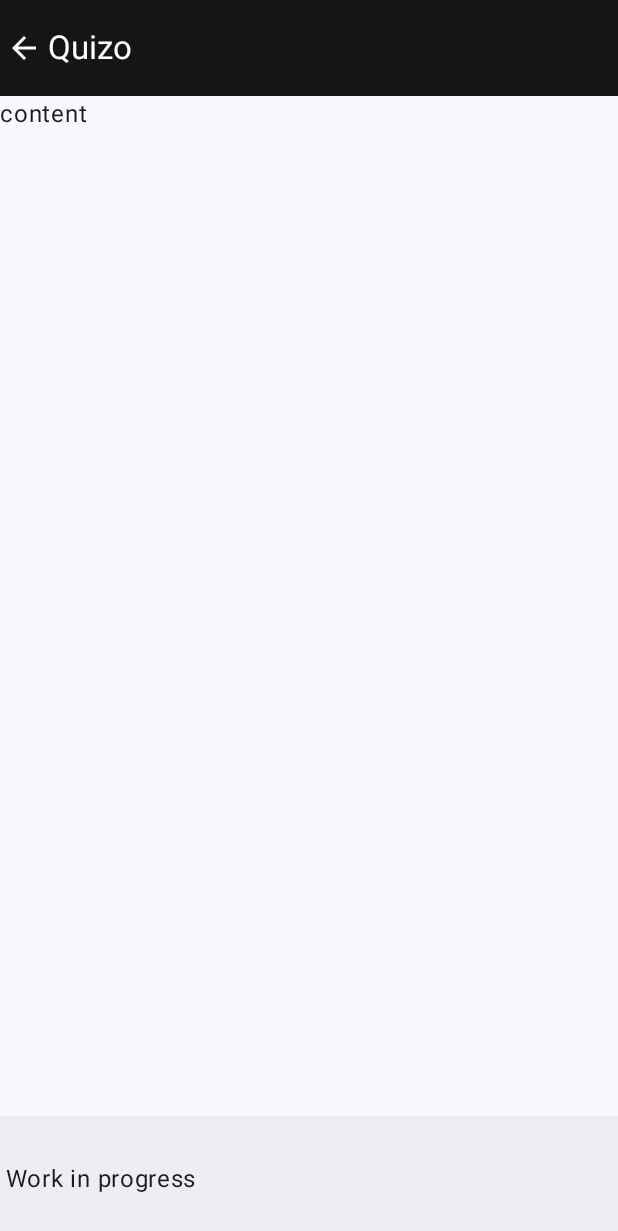
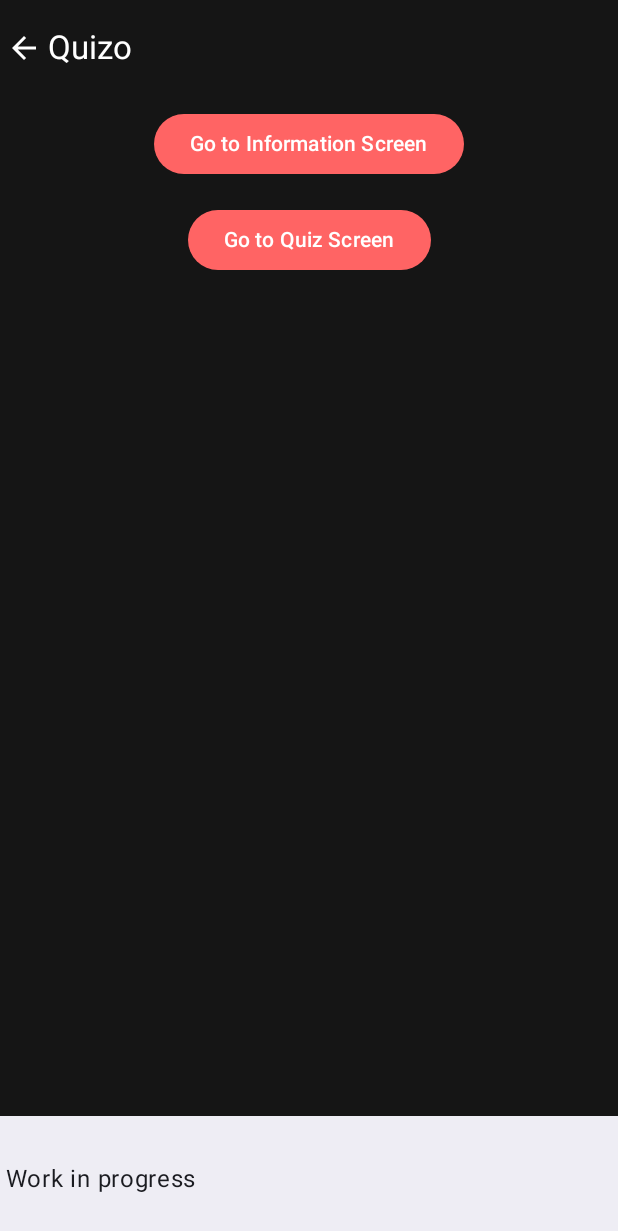
Before and after one commit to Alexandre121298/Quizo-KotlinProject, an Android app built with Jetpack Compose: the screen it shows after launch (MainActivity), on a phone screen of 412 x 824 dp. Shown: the top 1231 px of the screen. Run offline under Robolectric (Android 15) with nearby library versions, the phone set to English and light mode, and no system bars.

Commit message:
AJout de l'ecran principal

```diff
--- a/app/build.gradle.kts
+++ b/app/build.gradle.kts
@@ -70,4 +70,8 @@ dependencies {
     debugImplementation("androidx.compose.ui:ui-test-manifest")
     implementation(platform("com.google.firebase:firebase-bom:32.3.1"))
     implementation("com.google.firebase:firebase-messaging-ktx")
+    implementation("androidx.navigation:navigation-runtime-ktx:2.4.0")
+    implementation("androidx.navigation:navigation-compose:2.4.0")
+    implementation("androidx.navigation:navigation-common-ktx:2.4.0")
+
 }
--- a/app/src/main/java/fr/upjv/quizo/ui/MainActivity.kt
+++ b/app/src/main/java/fr/upjv/quizo/ui/MainActivity.kt
@@ -4,6 +4,7 @@ import android.os.Bundle
 import androidx.activity.ComponentActivity
 import androidx.activity.compose.setContent
 import androidx.compose.foundation.background
+import androidx.compose.foundation.layout.Box
 import androidx.compose.foundation.layout.fillMaxSize
 import androidx.compose.foundation.layout.padding
 import androidx.compose.material.icons.Icons
@@ -24,7 +25,9 @@ import androidx.compose.ui.graphics.Color
 import androidx.compose.ui.res.colorResource
 import androidx.compose.ui.res.stringResource
 import androidx.compose.ui.tooling.preview.Preview
+import androidx.navigation.compose.rememberNavController
 import fr.upjv.quizo.R
+import fr.upjv.quizo.ui.navigation.HomeNavHost
 import fr.upjv.quizo.ui.theme.QuizoTheme
 
 @OptIn(ExperimentalMaterial3Api::class)
@@ -35,6 +38,7 @@ class MainActivity : ComponentActivity() {
     override fun onCreate(savedInstanceState: Bundle?) {
         super.onCreate(savedInstanceState)
         setContent {
+            val navController = rememberNavController()
             QuizoTheme {
                 Scaffold(
                     topBar = {
@@ -57,11 +61,11 @@ class MainActivity : ComponentActivity() {
                         BottomAppBar { Text("Work in progress") }
                     },
                 )
-                { paddingValues ->
-                    Text(
-                        modifier = Modifier.padding(paddingValues),
-                        text = "content"
-                    )
+                {
+                    Box(modifier = Modifier.fillMaxSize().padding(it).background(DarkGrey))
+                    {
+                        HomeNavHost(navController = navController)
+                    }
                 }
 
             }
--- /dev/null
+++ b/app/src/main/java/fr/upjv/quizo/ui/navigation/ApplicationNavigation.kt
@@ -0,0 +1,52 @@
+package fr.upjv.quizo.ui.navigation
+
+import androidx.compose.runtime.Composable
+import androidx.navigation.NavGraphBuilder
+import androidx.navigation.NavHostController
+import androidx.navigation.compose.NavHost
+import androidx.navigation.compose.composable
+import androidx.navigation.compose.rememberNavController
+import fr.upjv.quizo.ui.screen.MainScreen
+
+object NavigationPath {
+    const val MAIN_SCREEN = "main_screen"
+    const val INFORMATION_SCREEN = "Information_screen"
+    const val QUIZ_SCREEN = "quiz_screen"
+}
+
+fun NavGraphBuilder.addMainScreenNav(
+    onButtonClick: () -> Unit,
+    onButtonClick2: () -> Unit,
+) {
+    composable(
+        route = NavigationPath.MAIN_SCREEN
+    ) {
+        MainScreen(
+            onButtonClick = {
+                onButtonClick()
+            },
+
+            onButtonClick2 = {
+                onButtonClick2()
+            }
+        )
+    }
+}
+
+
+@Composable
+fun HomeNavHost(
+    navController: NavHostController = rememberNavController(),
+) {
+    NavHost(
+        navController = navController,
+        startDestination = NavigationPath.MAIN_SCREEN,
+    ) {
+        addMainScreenNav(
+            onButtonClick = {navController.navigate(NavigationPath.INFORMATION_SCREEN)},
+            onButtonClick2 = {navController.navigate(NavigationPath.QUIZ_SCREEN)}
+        )
+        //addListScreenNavigation()
+        //addQuoteScreenNavigation()
+    }
+}
--- /dev/null
+++ b/app/src/main/java/fr/upjv/quizo/ui/screen/MainScreen.kt
@@ -0,0 +1,46 @@
+package fr.upjv.quizo.ui.screen
+
+import androidx.compose.foundation.layout.Column
+import androidx.compose.foundation.layout.fillMaxSize
+import androidx.compose.foundation.layout.padding
+import androidx.compose.material3.Button
+import androidx.compose.material3.ButtonDefaults
+import androidx.compose.material3.Text
+import androidx.compose.runtime.Composable
+import androidx.compose.ui.Alignment
+import androidx.compose.ui.Modifier
+import androidx.compose.ui.graphics.Color
+import androidx.compose.ui.unit.dp
+import fr.upjv.quizo.ui.theme.Palered
+
+@Composable
+fun MainScreen(
+    onButtonClick: () -> Unit,
+    onButtonClick2: () -> Unit,
+) {
+    Column(
+        modifier = Modifier.fillMaxSize(),
+        horizontalAlignment = Alignment.CenterHorizontally,
+    ) {
+        Button(
+            content = {
+                Text("Go to Information Screen")
+            },
+            onClick = { onButtonClick() },
+            colors =  ButtonDefaults.buttonColors(containerColor = Palered),
+            modifier = Modifier.padding(8.dp)
+        )
+
+        Button(
+            content = {
+                Text("Go to Quiz Screen")
+            },
+            onClick = {
+                onButtonClick2()
+            },
+            colors =  ButtonDefaults.buttonColors(containerColor = Palered),
+            modifier = Modifier.padding(8.dp)
+        )
+
+    }
+}
--- a/app/src/main/java/fr/upjv/quizo/ui/theme/Color.kt
+++ b/app/src/main/java/fr/upjv/quizo/ui/theme/Color.kt
@@ -11,3 +11,4 @@ val PurpleGrey40 = Color(0xFF625b71)
 val Pink40 = Color(0xFF7D5260)
 
 val DarkGrey = Color(0xFF151515)
+val Palered = Color(0xFFff6464)
```
